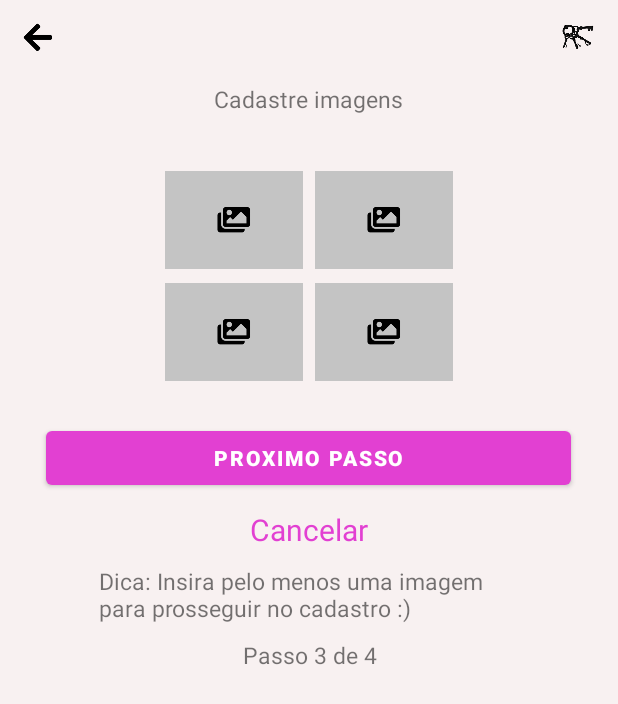
After one commit to Dream-House-Grupo-9/Dream-House-App, an Android app: the layout screen_register_image.xml on its own in the app's theme, with its tools: preview values and no code run, on a phone screen of 412 x 824 dp. The commit adds this screen. Shown: the top 704 px of the screen. Run offline under Robolectric (Android 15) with nearby library versions, the phone set to English and light mode, and no system bars.

Commit message:
[feat] adicionando tela de cadastro de img

```diff
--- /dev/null
+++ b/DreamHouse/app/src/main/res/layout/screen_register_image.xml
@@ -0,0 +1,130 @@
+<?xml version="1.0" encoding="utf-8"?>
+<LinearLayout xmlns:android="http://schemas.android.com/apk/res/android"
+    xmlns:app="http://schemas.android.com/apk/res-auto"
+    xmlns:tools="http://schemas.android.com/tools"
+    android:layout_width="match_parent"
+    android:layout_height="match_parent"
+    android:background="@color/default_bakground_app"
+    android:orientation="vertical"
+    android:padding="10dp">
+
+    <LinearLayout
+        android:layout_width="match_parent"
+        android:layout_height="wrap_content"
+        android:layout_marginBottom="15dp">
+
+        <ImageView
+            android:layout_width="30dp"
+            android:layout_height="30dp"
+            android:src="@drawable/img_back" />
+
+        <ImageView
+            android:layout_width="30dp"
+            android:layout_height="30dp"
+            android:layout_marginLeft="330dp"
+            android:src="@drawable/img_logo" />
+    </LinearLayout>
+
+
+    <LinearLayout
+        android:layout_width="match_parent"
+        android:layout_height="wrap_content"
+        android:orientation="vertical">
+
+        <TextView
+            android:layout_width="wrap_content"
+            android:layout_height="match_parent"
+            android:layout_gravity="center"
+            android:text="@string/cadastre_imagens"
+            android:textAlignment="center"
+            android:textFontWeight="300"
+            android:textSize="15dp" />
+
+        <LinearLayout
+            android:layout_width="200dp"
+            android:layout_height="150dp"
+            android:layout_gravity="center"
+            android:layout_marginTop="-30dp">
+
+            <ImageView
+                android:layout_width="100dp"
+                android:layout_height="200dp"
+                android:padding="4dp"
+                android:src="@drawable/empty" />
+
+            <ImageView
+                android:layout_width="100dp"
+                android:layout_height="200dp"
+                android:padding="4dp"
+                android:src="@drawable/empty" />
+
+        </LinearLayout>
+
+        <LinearLayout
+            android:layout_width="200dp"
+            android:layout_height="150dp"
+            android:layout_gravity="center"
+            android:layout_marginTop="-75dp">
+
+            <ImageView
+                android:layout_width="100dp"
+                android:layout_height="200dp"
+                android:padding="4dp"
+                android:src="@drawable/empty" />
+
+            <ImageView
+                android:layout_width="100dp"
+                android:layout_height="200dp"
+                android:padding="4dp"
+                android:src="@drawable/empty" />
+
+        </LinearLayout>
+
+        <Button
+            android:id="@+id/btnAvancar"
+            android:layout_width="350dp"
+            android:layout_height="wrap_content"
+            android:layout_gravity="center"
+            android:layout_marginTop="10dp"
+            android:fontFamily="arial"
+            android:text="Proximo Passo"
+            android:textColor="@color/white"
+            android:textFontWeight="900"
+            app:backgroundTint="@color/pink_bakground_app" />
+
+        <TextView
+            android:id="@+id/txt_facaLogin"
+            android:layout_width="200dp"
+            android:layout_height="wrap_content"
+            android:layout_gravity="center"
+            android:layout_marginTop="10dp"
+            android:text="@string/cancelar"
+            android:textAlignment="center"
+            android:textColor="@color/pink_bakground_app"
+            android:textFontWeight="500"
+            android:textSize="20dp" />
+
+        <TextView
+            android:layout_width="280dp"
+            android:layout_height="wrap_content"
+            android:layout_gravity="center"
+            android:layout_marginTop="10dp"
+            android:text="@string/dica"
+            android:textFontWeight="900"
+            android:textSize="15dp" />
+
+        <TextView
+            android:layout_width="200dp"
+            android:layout_height="wrap_content"
+            android:layout_gravity="center"
+            android:layout_marginTop="10dp"
+            android:text="@string/passo03"
+            android:textAlignment="center"
+            android:textFontWeight="900"
+            android:textSize="15dp" />
+
+
+    </LinearLayout>
+
+
+</LinearLayout>
--- a/DreamHouse/app/src/main/res/values/strings.xml
+++ b/DreamHouse/app/src/main/res/values/strings.xml
@@ -106,4 +106,8 @@ r pessoa, doravante denominada "Usuário", deverá aceitar este Termo de uso e t
     <string name="desc_anuncio">
 "        Lorem Ipsum is simply dummy text of the printing and typesetting industry. Lorem Ipsum has been the industry's standard dummy text ever since the 1500s, when an unknown printer took a galley of type and scrambled it to make a type specimen book. It has survived not only five centuries, but also the leap into electronic typesetting, remaining essentially unchanged. It was popularised in the 1960s with the release of Letraset sheets containing Lorem Ipsum passages, and more recently with desktop publishing software like Aldus PageMaker including versions of Lorem Ipsum.
 "    </string>
+
+    <string name="cadastre_imagens">Cadastre imagens</string>
+    <string name="dica">Dica: Insira pelo menos uma imagem para prosseguir no cadastro :)</string>
+
 </resources>
```
Also changed, not shown: DreamHouse/app/src/main/res/drawable/empty.png (added).
